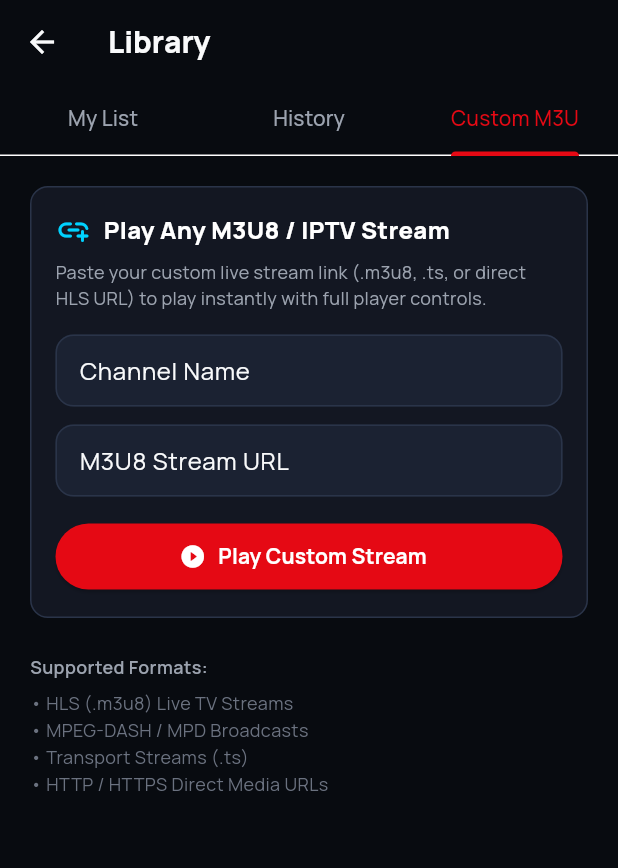
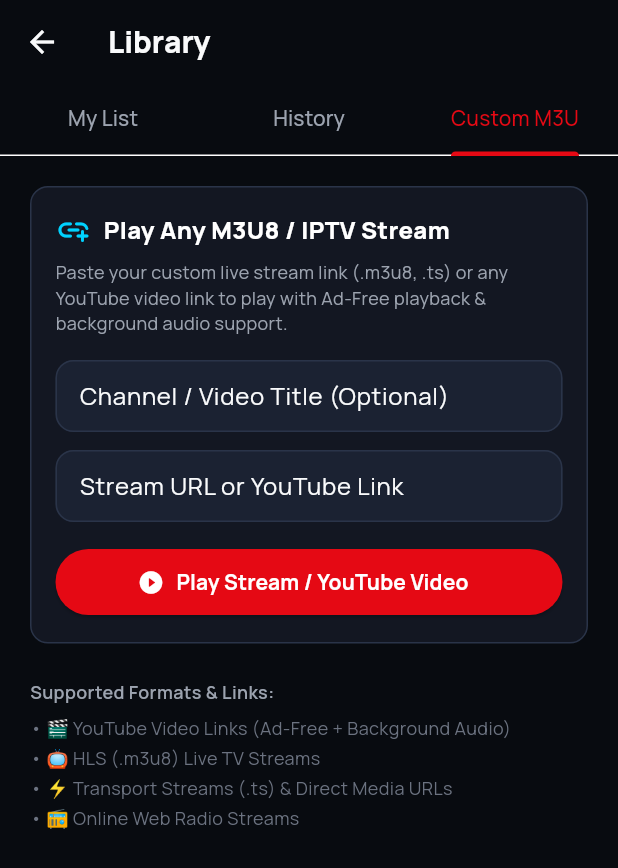
Before and after one commit to harish401/airwave, a Flutter app: the MyListView screen opened directly, tab 3 chosen, on a phone screen of 412 x 824 dp. Shown: the top 868 px of the screen. Run offline on Flutter 3.47's test engine with Material 3 defaults, Android fonts, the phone set to English and light mode, and no system bars; our stand-ins replace cached_network_image, dio, drift, drift_flutter, flutter_riverpod, flutter_svg and 5 more; missing offline and left inert: media_kit, media_kit_video, youtube_explode_dart; accounts and stored records are empty; generated files the repository leaves out were written again.

```diff
--- a/lib/features/favorites_history/presentation/my_list_view.dart
+++ b/lib/features/favorites_history/presentation/my_list_view.dart
@@ -1,6 +1,7 @@
 import 'package:flutter/material.dart';
 import 'package:flutter_riverpod/flutter_riverpod.dart';
 import 'package:go_router/go_router.dart';
+import 'package:youtube_explode_dart/youtube_explode_dart.dart' as yt;
 import '../../../core/constants/app_colors.dart';
 import '../../catalog/domain/models/channel.dart';
 import '../../catalog/domain/models/stream_source.dart';
@@ -17,6 +18,9 @@ class MyListView extends ConsumerStatefulWidget {
 
 class _MyListViewState extends ConsumerState<MyListView> with SingleTickerProviderStateMixin {
   late final TabController _tabController;
+  final _customNameCtrl = TextEditingController();
+  final _customUrlCtrl = TextEditingController();
+  bool _isExtracting = false;
 
   @override
   void initState() {
@@ -27,6 +31,8 @@ class _MyListViewState extends ConsumerState<MyListView> with SingleTickerProvid
   @override
   void dispose() {
     _tabController.dispose();
+    _customNameCtrl.dispose();
+    _customUrlCtrl.dispose();
     super.dispose();
   }
 
@@ -161,10 +167,7 @@ class _MyListViewState extends ConsumerState<MyListView> with SingleTickerProvid
   }
 
   Widget _buildCustomM3uTab() {
-    final nameCtrl = TextEditingController();
-    final urlCtrl = TextEditingController();
-
-    return Padding(
+    return SingleChildScrollView(
       padding: const EdgeInsets.all(20),
       child: Column(
         crossAxisAlignment: CrossAxisAlignment.stretch,
@@ -191,49 +194,143 @@ class _MyListViewState extends ConsumerState<MyListView> with SingleTickerProvid
                 ),
                 const SizedBox(height: 8),
                 const Text(
-                  'Paste your custom live stream link (.m3u8, .ts, or direct HLS URL) to play instantly with full player controls.',
+                  'Paste your custom live stream link (.m3u8, .ts) or any YouTube video link to play with Ad-Free playback & background audio support.',
                   style: TextStyle(color: AppColors.textSecondaryDark, fontSize: 12),
                 ),
                 const SizedBox(height: 16),
                 TextField(
-                  controller: nameCtrl,
+                  controller: _customNameCtrl,
                   decoration: const InputDecoration(
-                    labelText: 'Channel Name',
-                    hintText: 'e.g. My Custom News Live',
+                    labelText: 'Channel / Video Title (Optional)',
+                    hintText: 'e.g. My News / Podcast',
                     isDense: true,
                   ),
                 ),
                 const SizedBox(height: 12),
                 TextField(
-                  controller: urlCtrl,
+                  controller: _customUrlCtrl,
                   decoration: const InputDecoration(
-                    labelText: 'M3U8 Stream URL',
-                    hintText: 'https://example.com/live/stream.m3u8',
+                    labelText: 'Stream URL or YouTube Link',
+                    hintText: 'https://youtube.com/watch?v=... or .m3u8',
                     isDense: true,
                   ),
                 ),
                 const SizedBox(height: 16),
+                if (_isExtracting)
+                  Container(
+                    padding: const EdgeInsets.all(12),
+                    decoration: BoxDecoration(
+                      color: AppColors.liveRed.withOpacity(0.12),
+                      borderRadius: BorderRadius.circular(8),
+                      border: Border.all(color: AppColors.liveRed.withOpacity(0.4)),
+                    ),
+                    child: Row(
+                      mainAxisAlignment: MainAxisAlignment.center,
+                      children: const [
+                        SizedBox(
+                          width: 20,
+                          height: 20,
+                          child: CircularProgressIndicator(strokeWidth: 2.5, color: AppColors.liveRed),
+                        ),
+                        SizedBox(width: 12),
+                        Text(
+                          'Extracting Ad-Free YouTube Stream...',
+                          style: TextStyle(color: Colors.white, fontWeight: FontWeight.w600, fontSize: 13),
+                        ),
+                      ],
+                    ),
+                  )
+                else
                   ElevatedButton.icon(
-                  onPressed: () {
-                    final url = urlCtrl.text.trim();
-                    if (url.isEmpty || !url.startsWith('http')) {
+                    onPressed: () async {
+                      final input = _customUrlCtrl.text.trim();
+                      if (input.isEmpty || !input.startsWith('http')) {
                         ScaffoldMessenger.of(context).showSnackBar(
-                        const SnackBar(content: Text('Please enter a valid HTTP/HTTPS M3U8 URL')),
+                          const SnackBar(content: Text('Please enter a valid HTTP/HTTPS URL or YouTube link')),
                         );
                         return;
                       }
-                    final name = nameCtrl.text.trim().isEmpty ? 'Custom Stream' : nameCtrl.text.trim();
-                    // Load into player directly
+
+                      final name = _customNameCtrl.text.trim().isEmpty ? 'Stream' : _customNameCtrl.text.trim();
+                      final isYouTube = input.contains('youtube.com') || input.contains('youtu.be');
+
+                      if (isYouTube) {
+                        setState(() => _isExtracting = true);
+
+                        try {
+                          final ytExplode = yt.YoutubeExplode();
+                          final video = await ytExplode.videos.get(input);
+                          final manifest = await ytExplode.videos.streamsClient.getManifest(video.id);
+
+                          final streamSources = <StreamSource>[];
+
+                          // Best Video+Audio muxed stream (Audio + Video interleaved together)
+                          if (manifest.muxed.isNotEmpty) {
+                            final bestMuxed = manifest.muxed.withHighestBitrate();
+                            streamSources.add(
+                              StreamSource(
+                                url: bestMuxed.url.toString(),
+                                channel: 'youtube',
+                                title: 'YouTube Video (${bestMuxed.videoQuality.name})',
+                                quality: bestMuxed.videoQuality.name,
+                                userAgent: 'NONE', // Special token so player doesn't inject mobile Safari header
+                              ),
+                            );
+                          }
+
+                          // Best High Quality Audio-Only stream (ideal for background listening / podcast)
+                          if (manifest.audioOnly.isNotEmpty) {
+                            final bestAudio = manifest.audioOnly.withHighestBitrate();
+                            streamSources.add(
+                              StreamSource(
+                                url: bestAudio.url.toString(),
+                                channel: 'youtube',
+                                title: 'YouTube Audio-Only (${bestAudio.bitrate})',
+                                quality: 'Audio',
+                                userAgent: 'NONE',
+                              ),
+                            );
+                          }
+
+                          ytExplode.close();
+
+                          if (!mounted) return;
+                          setState(() => _isExtracting = false);
+
+                          if (streamSources.isEmpty) {
+                            throw Exception('No playable stream found for this YouTube video.');
+                          }
+
+                          final ytChannel = Channel(
+                            id: 'yt_${video.id.value}',
+                            name: video.title,
+                            logoUrl: video.thumbnails.highResUrl,
+                            streams: streamSources,
+                          );
+
+                          ref.read(playerControllerProvider.notifier).loadChannel(ytChannel);
+                          context.push('/player/${ytChannel.id}');
+                        } catch (e) {
+                          if (mounted) {
+                            setState(() => _isExtracting = false);
+                            ScaffoldMessenger.of(context).showSnackBar(
+                              SnackBar(content: Text('Failed to extract YouTube stream: $e')),
+                            );
+                          }
+                        }
+                      } else {
+                        // Standard M3U8 / Live TV stream
                         final customChannel = Channel(
                           id: 'custom_${DateTime.now().millisecondsSinceEpoch}',
                           name: name,
-                      streams: [StreamSource(url: url, channel: 'custom')],
+                          streams: [StreamSource(url: input, channel: 'custom')],
                         );
                         ref.read(playerControllerProvider.notifier).loadChannel(customChannel);
                         context.push('/player/${customChannel.id}');
+                      }
                     },
                     icon: const Icon(Icons.play_circle_fill_rounded, color: Colors.white),
-                  label: const Text('Play Custom Stream', style: TextStyle(color: Colors.white, fontWeight: FontWeight.bold)),
+                    label: const Text('Play Stream / YouTube Video', style: TextStyle(color: Colors.white, fontWeight: FontWeight.bold)),
                     style: ElevatedButton.styleFrom(
                       backgroundColor: AppColors.liveRed,
                       minimumSize: const Size.fromHeight(44),
@@ -244,13 +341,13 @@ class _MyListViewState extends ConsumerState<MyListView> with SingleTickerProvid
           ),
           const SizedBox(height: 24),
           const Text(
-            'Supported Formats:',
+            'Supported Formats & Links:',
             style: TextStyle(color: AppColors.textSecondaryDark, fontSize: 12, fontWeight: FontWeight.w600),
           ),
           const SizedBox(height: 6),
           const Text(
-            '• HLS (.m3u8) Live TV Streams\n• MPEG-DASH / MPD Broadcasts\n• Transport Streams (.ts)\n• HTTP / HTTPS Direct Media URLs',
-            style: TextStyle(color: AppColors.textTertiaryDark, fontSize: 12, height: 1.5),
+            '• 🎬 YouTube Video Links (Ad-Free + Background Audio)\n• 📺 HLS (.m3u8) Live TV Streams\n• ⚡ Transport Streams (.ts) & Direct Media URLs\n• 📻 Online Web Radio Streams',
+            style: TextStyle(color: AppColors.textTertiaryDark, fontSize: 12, height: 1.6),
           ),
         ],
       ),
--- a/lib/features/player/presentation/controllers/player_controller.dart
+++ b/lib/features/player/presentation/controllers/player_controller.dart
@@ -174,6 +174,11 @@ class PlayerNotifier extends Notifier<PlayerViewState> {
 
     _errorSub = player.stream.error.listen((err) {
       debugPrint('MediaKit error: $err');
+      // On iOS Simulator, coreaudio frequently logs "Could not open/initialize audio device -> no sound."
+      // This is a simulator audio output warning and NOT a fatal stream network failure.
+      if (err.contains('audio device') || err.contains('no sound')) {
+        return;
+      }
       _handleStreamFailure();
     });
 
@@ -219,19 +224,22 @@ class PlayerNotifier extends Notifier<PlayerViewState> {
 
   Future<void> _playStream(StreamSource stream) async {
     try {
+      final isYouTube = stream.url.contains('googlevideo.com') || stream.channel == 'youtube';
       final headers = <String, String>{};
-      // Provide desktop/mobile browser user agent if none given so streams don't block
-      headers['User-Agent'] = stream.userAgent != null && stream.userAgent!.isNotEmpty
-          ? stream.userAgent!
-          : 'Mozilla/5.0 (iPhone; CPU iPhone OS 17_4 like Mac OS X) AppleWebKit/605.1.15 (KHTML, like Gecko) Version/17.4 Mobile/15E148 Safari/604.1';
 
-      if (stream.referrer != null && stream.referrer!.isNotEmpty) {
-        headers['Referer'] = stream.referrer!;
+      if (!isYouTube && stream.userAgent != 'NONE') {
+        headers['User-Agent'] = stream.userAgent != null && stream.userAgent!.isNotEmpty
+            ? stream.userAgent!
+            : 'Mozilla/5.0 (iPhone; CPU iPhone OS 17_4 like Mac OS X) AppleWebKit/605.1.15 (KHTML, like Gecko) Version/17.4 Mobile/15E148 Safari/604.1';
+
+        if (stream.referrer != null && stream.referrer!.isNotEmpty) {
+          headers['Referer'] = stream.referrer!;
+        }
       }
 
       final media = Media(
         stream.url,
-        httpHeaders: headers,
+        httpHeaders: headers.isNotEmpty ? headers : null,
       );
 
       await player.open(media, play: true);
--- a/lib/features/player/presentation/views/player_view.dart
+++ b/lib/features/player/presentation/views/player_view.dart
@@ -36,6 +36,12 @@ class _PlayerViewState extends ConsumerState<PlayerView> {
   }
 
   void _initChannel() {
+    final current = ref.read(playerControllerProvider).currentChannel;
+    if (current != null && current.id == widget.channelId) {
+      // Channel is already loaded into player controller (e.g. from Custom M3U / YouTube / Deep link)
+      return;
+    }
+
     final catalog = ref.read(filteredChannelsProvider);
     final ch = catalog.where((c) => c.id == widget.channelId).firstOrNull;
     if (ch != null) {
--- a/pubspec.yaml
+++ b/pubspec.yaml
@@ -57,6 +57,7 @@ dependencies:
   package_info_plus: ^10.2.2
   google_fonts: ^9.0.0
   intl: ^0.20.3
+  youtube_explode_dart: ^2.5.3
 
 dev_dependencies:
   flutter_test:
```
Also changed, not shown: pubspec.lock. Lines whose indentation alone changed are shown as unchanged.
